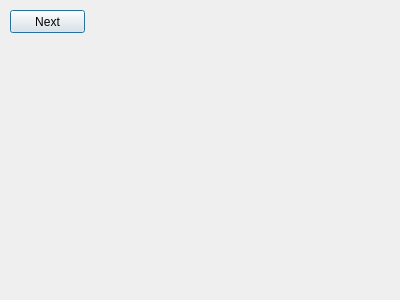
srohr/CEAMS, file Source Code/TJ's Code/sporcbarbarian.ui: the form before one commit.
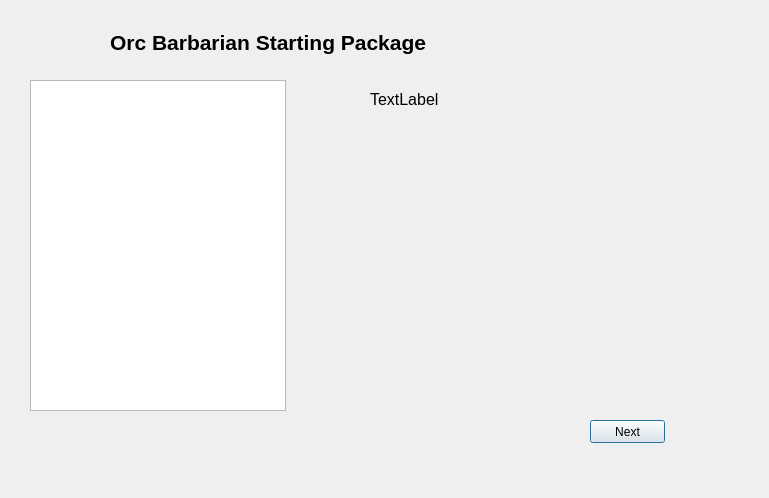
The form after the commit.

What changed in the file:
```diff
--- a/Source Code/TJ's Code/sporcbarbarian.ui
+++ b/Source Code/TJ's Code/sporcbarbarian.ui
@@ -6,8 +6,8 @@
    <rect>
     <x>0</x>
     <y>0</y>
-    <width>400</width>
-    <height>300</height>
+    <width>769</width>
+    <height>498</height>
    </rect>
   </property>
   <property name="windowTitle">
@@ -16,8 +16,8 @@
   <widget class="QPushButton" name="Next">
    <property name="geometry">
     <rect>
-     <x>10</x>
-     <y>10</y>
+     <x>590</x>
+     <y>420</y>
      <width>75</width>
      <height>23</height>
     </rect>
@@ -26,6 +26,78 @@
     <string>Next</string>
    </property>
   </widget>
+  <widget class="QListWidget" name="listWidget">
+   <property name="geometry">
+    <rect>
+     <x>30</x>
+     <y>80</y>
+     <width>256</width>
+     <height>331</height>
+    </rect>
+   </property>
+  </widget>
+  <widget class="QLabel" name="label">
+   <property name="geometry">
+    <rect>
+     <x>370</x>
+     <y>90</y>
+     <width>300</width>
+     <height>300</height>
+    </rect>
+   </property>
+   <property name="minimumSize">
+    <size>
+     <width>300</width>
+     <height>300</height>
+    </size>
+   </property>
+   <property name="font">
+    <font>
+     <pointsize>12</pointsize>
+    </font>
+   </property>
+   <property name="text">
+    <string>TextLabel</string>
+   </property>
+   <property name="alignment">
+    <set>Qt::AlignLeading|Qt::AlignLeft|Qt::AlignTop</set>
+   </property>
+   <property name="wordWrap">
+    <bool>true</bool>
+   </property>
+  </widget>
+  <widget class="QLabel" name="label_2">
+   <property name="geometry">
+    <rect>
+     <x>110</x>
+     <y>30</y>
+     <width>400</width>
+     <height>25</height>
+    </rect>
+   </property>
+   <property name="minimumSize">
+    <size>
+     <width>150</width>
+     <height>25</height>
+    </size>
+   </property>
+   <property name="maximumSize">
+    <size>
+     <width>400</width>
+     <height>25</height>
+    </size>
+   </property>
+   <property name="font">
+    <font>
+     <pointsize>16</pointsize>
+     <weight>75</weight>
+     <bold>true</bold>
+    </font>
+   </property>
+   <property name="text">
+    <string>Orc Barbarian Starting Package</string>
+   </property>
+  </widget>
  </widget>
  <layoutdefault spacing="6" margin="11"/>
  <resources/>
```
